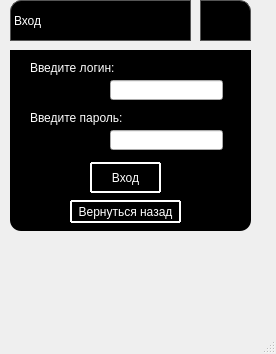
Above: forminp.ui from leriia-meow/geometry before the change. Below: the same form after it.
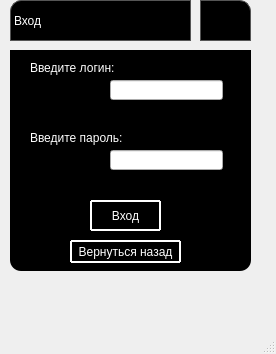
That is the form after the change. Icons and pictures are not drawn.

```diff
--- a/forminp.ui
+++ b/forminp.ui
@@ -84,7 +84,7 @@
       <x>10</x>
       <y>50</y>
       <width>241</width>
-      <height>181</height>
+      <height>221</height>
      </rect>
     </property>
     <property name="styleSheet">
@@ -137,7 +137,7 @@
      <property name="geometry">
       <rect>
        <x>100</x>
-       <y>80</y>
+       <y>100</y>
        <width>113</width>
        <height>20</height>
       </rect>
@@ -163,7 +163,7 @@
      <property name="geometry">
       <rect>
        <x>20</x>
-       <y>60</y>
+       <y>80</y>
        <width>121</width>
        <height>16</height>
       </rect>
@@ -179,7 +179,7 @@
      <property name="geometry">
       <rect>
        <x>80</x>
-       <y>112</y>
+       <y>150</y>
        <width>71</width>
        <height>31</height>
       </rect>
@@ -206,7 +206,7 @@
      <property name="geometry">
       <rect>
        <x>60</x>
-       <y>150</y>
+       <y>190</y>
        <width>111</width>
        <height>23</height>
       </rect>
@@ -229,6 +229,38 @@
       <string>Вернуться назад</string>
      </property>
     </widget>
+    <widget class="QLabel" name="passerror">
+     <property name="geometry">
+      <rect>
+       <x>100</x>
+       <y>120</y>
+       <width>121</width>
+       <height>20</height>
+      </rect>
+     </property>
+     <property name="styleSheet">
+      <string notr="true">color:white;</string>
+     </property>
+     <property name="text">
+      <string/>
+     </property>
+    </widget>
+    <widget class="QLabel" name="logerror">
+     <property name="geometry">
+      <rect>
+       <x>60</x>
+       <y>50</y>
+       <width>161</width>
+       <height>20</height>
+      </rect>
+     </property>
+     <property name="styleSheet">
+      <string notr="true">color:white;</string>
+     </property>
+     <property name="text">
+      <string/>
+     </property>
+    </widget>
    </widget>
    <zorder>groupBox_2</zorder>
    <zorder>closebutton</zorder>
```
